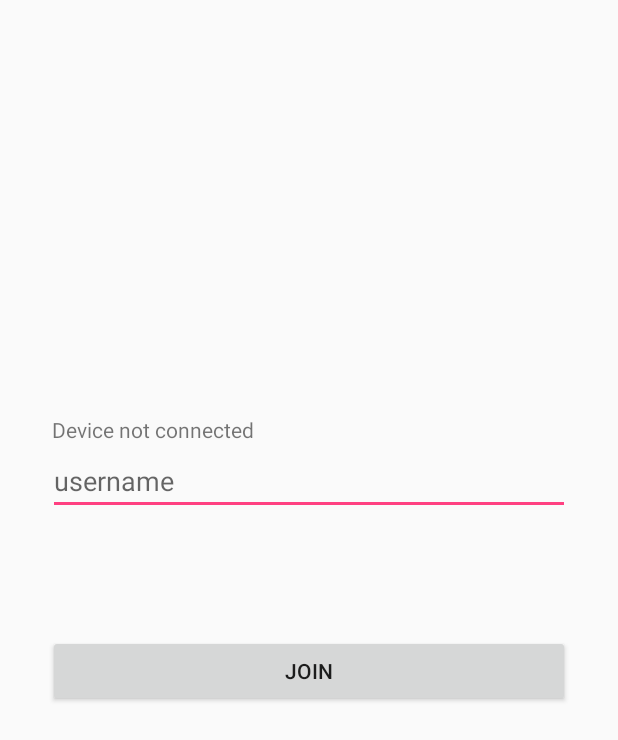
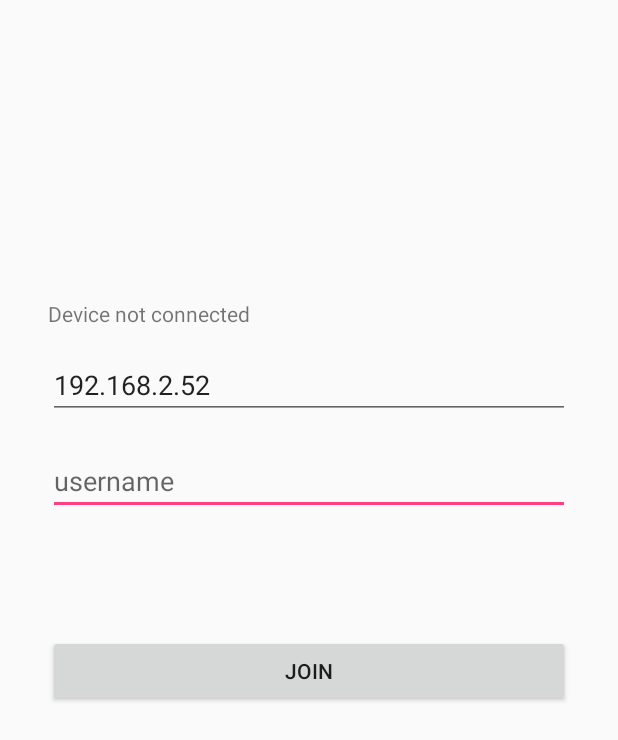
Before and after one commit to Directnix/NetPhoneApp, an Android app: the screen it shows after launch (MainActivity), on a phone screen of 412 x 824 dp. Shown: the top 740 px of the screen. Run offline under Robolectric (Android 15) with nearby library versions, the phone set to English and light mode, and no system bars.

Commit message:
Quickly added address input

```diff
--- a/app/src/main/java/com/example/gebruiker/netphone/MainActivity.java
+++ b/app/src/main/java/com/example/gebruiker/netphone/MainActivity.java
@@ -13,7 +13,9 @@ import android.widget.Toast;
 import java.io.DataInputStream;
 import java.io.DataOutputStream;
 import java.io.IOException;
+import java.net.InetAddress;
 import java.net.Socket;
+import java.net.UnknownHostException;
 import java.util.UUID;
 
 public class MainActivity extends AppCompatActivity {
@@ -23,7 +25,7 @@ public class MainActivity extends AppCompatActivity {
     public static DataOutputStream out;
 
     private Button btnConnect;
-    private EditText etUsername;
+    private EditText etUsername, etAddress;
 
     public static boolean connected = false;
 
@@ -38,6 +40,9 @@ public class MainActivity extends AppCompatActivity {
         playerid = UUID.randomUUID().toString();
 
         etUsername = (EditText) findViewById(R.id.ma_et_username);
+        etAddress = (EditText) findViewById(R.id.ma_ed_address);
+
+        etAddress.setText("192.168.2.52");
 
         btnConnect = (Button) findViewById(R.id.ma_btn_connect);
         btnConnect.setOnClickListener(new View.OnClickListener() {
@@ -51,7 +56,7 @@ public class MainActivity extends AppCompatActivity {
                         @Override
                         public void run() {
                             try {
-                                socket = new Socket("192.168.2.52", 8080);
+                                socket = new Socket(String.valueOf(etAddress.getText()), 8080);
 
                                 out = new DataOutputStream(socket.getOutputStream());
                                 in = new DataInputStream(socket.getInputStream());
--- a/app/src/main/res/layout/activity_main.xml
+++ b/app/src/main/res/layout/activity_main.xml
@@ -10,22 +10,15 @@
         android:id="@+id/ma_tv_connect"
         android:layout_width="wrap_content"
         android:layout_height="wrap_content"
-        android:layout_marginLeft="8dp"
-        android:layout_marginRight="8dp"
         android:text="Device not connected"
-        app:layout_constraintLeft_toLeftOf="parent"
-        app:layout_constraintRight_toRightOf="parent"
-        app:layout_constraintHorizontal_bias="0.103"
-        android:layout_marginStart="8dp"
-        android:layout_marginEnd="8dp"
-        android:layout_marginBottom="8dp"
-        app:layout_constraintBottom_toTopOf="@+id/ma_et_username" />
+        android:layout_marginBottom="15dp"
+        app:layout_constraintBottom_toTopOf="@+id/ma_ed_address"
+        app:layout_constraintLeft_toLeftOf="@+id/ma_ed_address" />
 
     <EditText
         android:id="@+id/ma_et_username"
         android:layout_width="0dp"
         android:layout_height="39dp"
-        android:layout_marginBottom="0dp"
         android:ems="10"
         android:hint="username"
         android:inputType="textPersonName"
@@ -37,7 +30,9 @@
         app:layout_constraintHorizontal_bias="0.0"
         app:layout_constraintTop_toTopOf="parent"
         android:layout_marginTop="8dp"
-        app:layout_constraintVertical_bias="0.381" />
+        app:layout_constraintVertical_bias="0.381"
+        android:layout_marginStart="32dp"
+        android:layout_marginEnd="32dp" />
 
     <Button
         android:id="@+id/ma_btn_connect"
@@ -50,6 +45,28 @@
         app:layout_constraintLeft_toLeftOf="parent"
         app:layout_constraintHorizontal_bias="0.0"
         android:layout_marginTop="80dp"
-        app:layout_constraintTop_toBottomOf="@+id/ma_et_username" />
+        app:layout_constraintTop_toBottomOf="@+id/ma_et_username"
+        android:layout_marginStart="32dp"
+        android:layout_marginEnd="32dp" />
+
+    <EditText
+        android:id="@+id/ma_ed_address"
+        android:layout_width="0dp"
+        android:layout_height="wrap_content"
+        android:layout_marginBottom="8dp"
+        android:layout_marginEnd="32dp"
+        android:layout_marginLeft="32dp"
+        android:layout_marginRight="32dp"
+        android:layout_marginStart="32dp"
+        android:layout_marginTop="8dp"
+        android:ems="10"
+        android:hint="address"
+        android:inputType="textPersonName"
+        app:layout_constraintBottom_toTopOf="@+id/ma_et_username"
+        app:layout_constraintHorizontal_bias="0.0"
+        app:layout_constraintLeft_toLeftOf="parent"
+        app:layout_constraintRight_toRightOf="parent"
+        app:layout_constraintTop_toTopOf="parent"
+        app:layout_constraintVertical_bias="0.931" />
 
 </android.support.constraint.ConstraintLayout>
```
